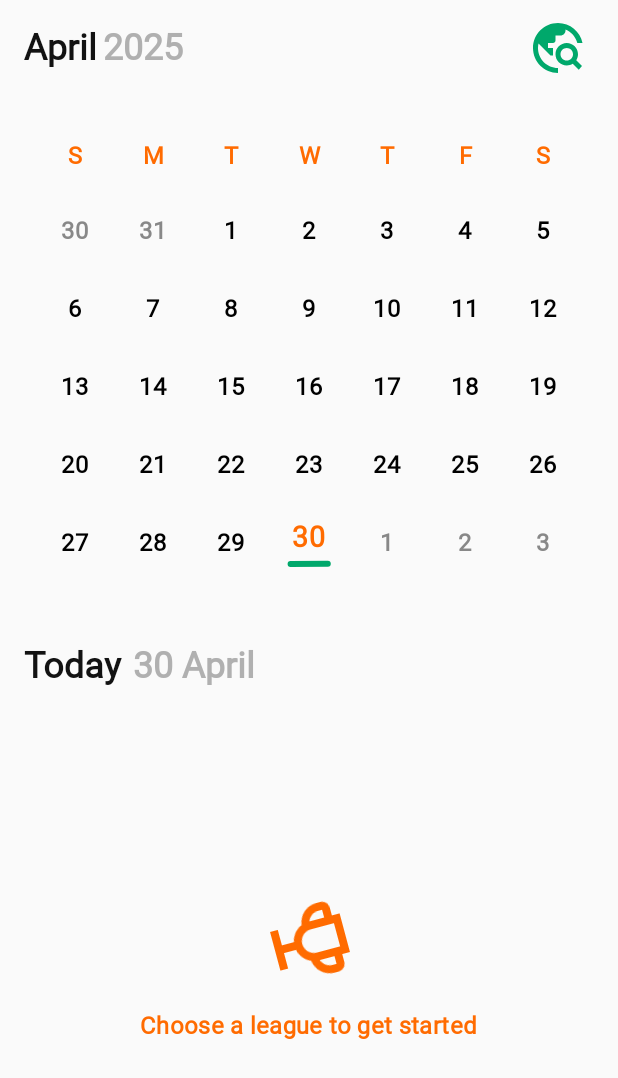
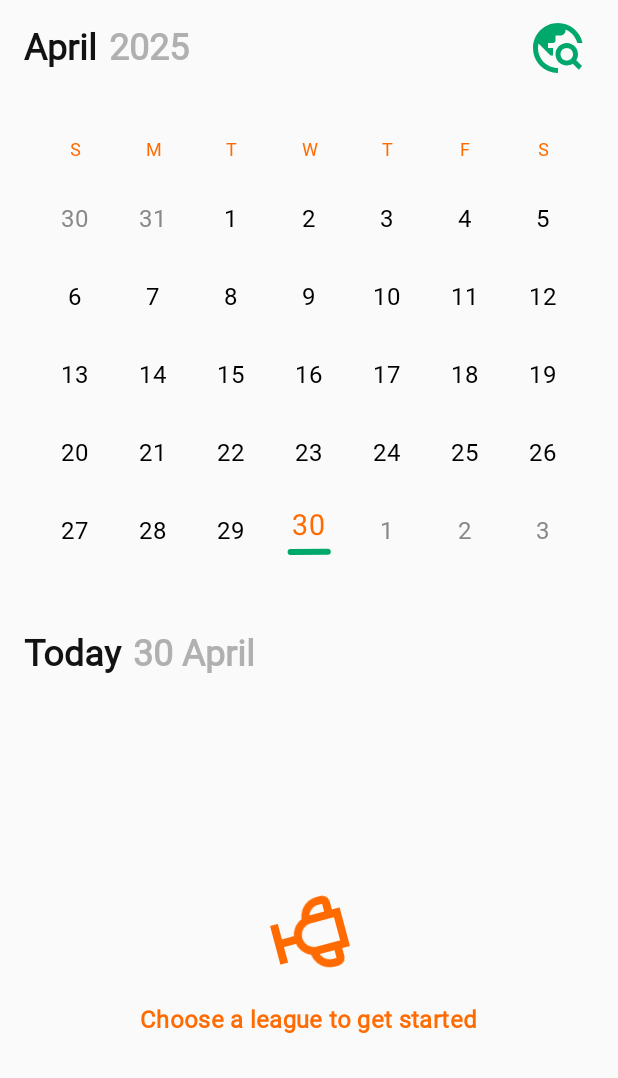
Before and after one commit to walele993/football_calendar_frontend, an Android app built with Jetpack Compose: the screen it shows after launch (MainActivity), on a phone screen of 412 x 824 dp. Shown: the top 1078 px of the screen. Run offline under Robolectric (Android 15) with nearby library versions, the light colour scheme and no system bars; our stand-ins replace Room's generated code; Roboto replaces fonts that are not available here.

Commit message:
Experimenting with Typefaces

```diff
--- a/app/src/main/java/com/walele/footballcalendarapp/ui/components/CalendarView.kt
+++ b/app/src/main/java/com/walele/footballcalendarapp/ui/components/CalendarView.kt
@@ -133,9 +133,9 @@ fun CalendarView(
                         .weight(1f)
                         .padding(vertical = 12.dp),
                     textAlign = TextAlign.Center,
-                    style = MaterialTheme.typography.bodyLarge.copy(
+                    style = MaterialTheme.typography.bodySmall.copy(
                         fontFamily = OnestVariableFont,
-                        fontWeight = FontWeight.W900
+                        fontWeight = FontWeight.W400
                     ),
                     color = Color(0xFFFF6B00)
                 )
@@ -264,7 +264,7 @@ private fun DayCell(
                     text = date.dayOfMonth.toString(),
                     style = MaterialTheme.typography.bodyLarge.copy(
                         fontFamily = OnestVariableFont,
-                        fontWeight = FontWeight.W900
+                        fontWeight = FontWeight.W400
                     ),
                     color = when {
                         isToday -> Color(0xFFFF6B00)
--- a/app/src/main/java/com/walele/footballcalendarapp/ui/components/TopBar.kt
+++ b/app/src/main/java/com/walele/footballcalendarapp/ui/components/TopBar.kt
@@ -45,7 +45,7 @@ fun TopBar(
                     ),
                     modifier = Modifier.clickable { onMonthClick() }
                 )
-                Spacer(modifier = Modifier.width(4.dp))
+                Spacer(modifier = Modifier.width(8.dp))
             }
 
             val yearColor = if (isYearlyView) Color(0xFF121212) else Color(0xFFB0B0B0) // Nero se solo l'anno
--- a/app/src/main/java/com/walele/footballcalendarapp/ui/screens/HomeScreen.kt
+++ b/app/src/main/java/com/walele/footballcalendarapp/ui/screens/HomeScreen.kt
@@ -111,7 +111,7 @@ fun HomeScreen(
                                 text = "Select League",
                                 style = MaterialTheme.typography.titleMedium.copy(
                                     fontFamily = OnestVariableFont,
-                                    fontWeight = FontWeight.W700
+                                    fontWeight = FontWeight.W400
                                 ),
                                 color = Color(0xFFFF6B00)
                             )
@@ -135,8 +135,8 @@ fun HomeScreen(
                                         Text(
                                             text = league.name,
                                             style = MaterialTheme.typography.bodyMedium.copy(
-                                                fontFamily = InterVariableFont,
-                                                fontWeight = FontWeight.W500,
+                                                fontFamily = OnestVariableFont,
+                                                fontWeight = FontWeight.W400,
                                                 color = if (isSelected) Color(0xFF00A86B) else MaterialTheme.colorScheme.onBackground
                                             ),
                                         )
```
